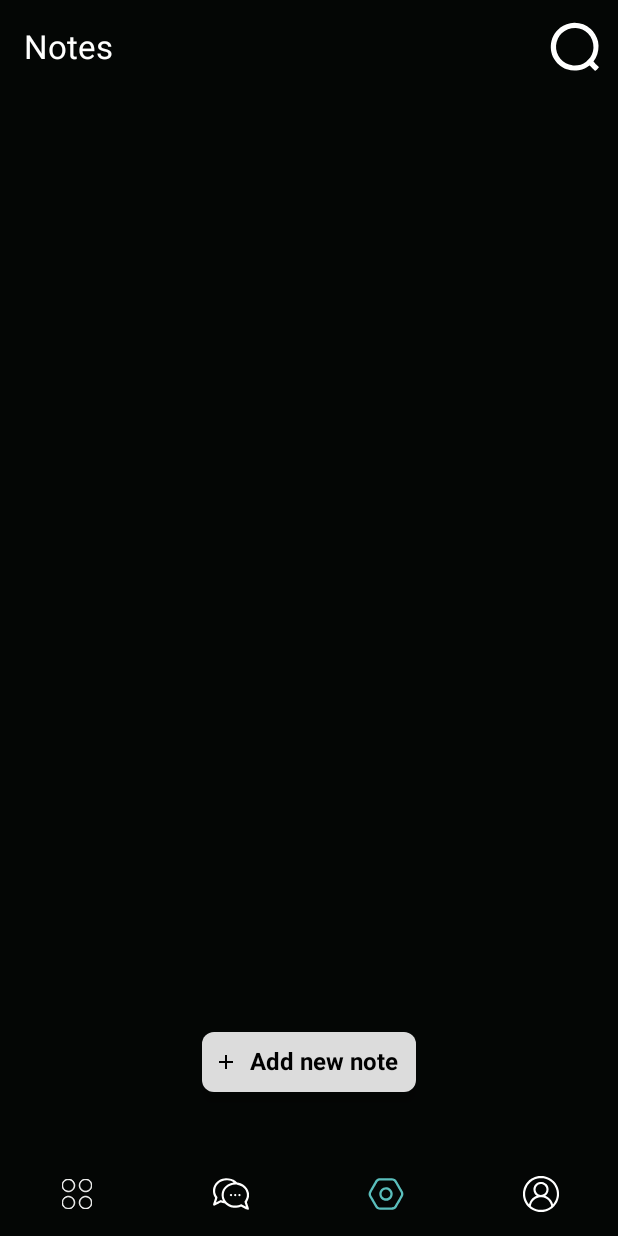
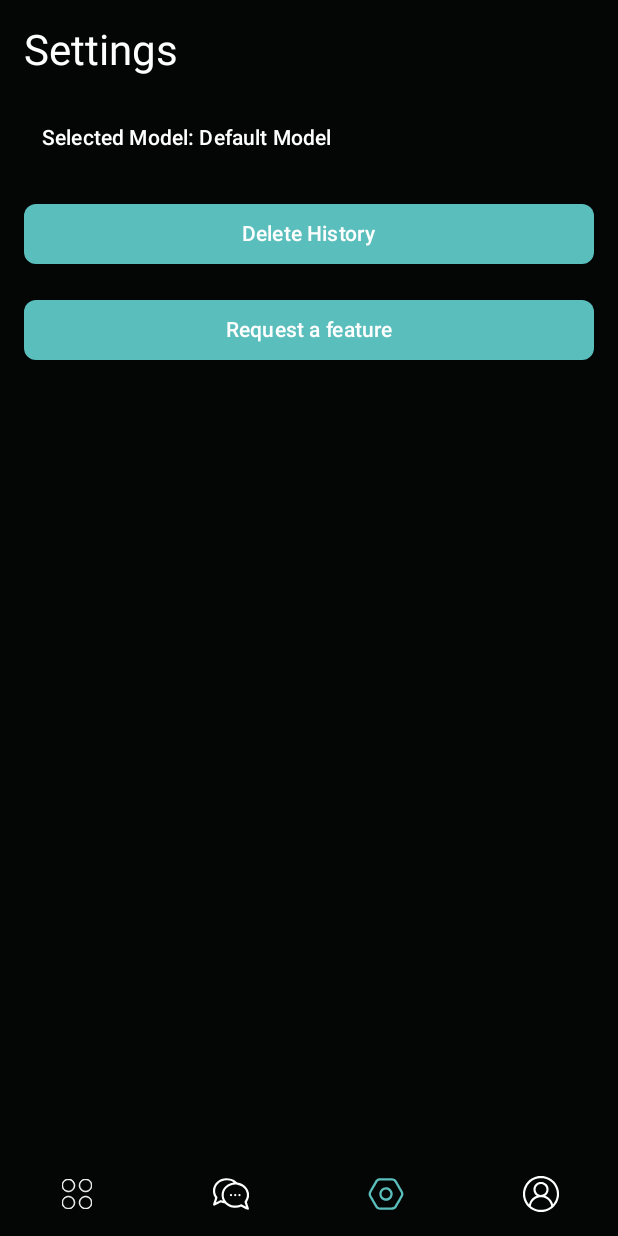
Before and after one commit to RishitUwU/AIApp, an Android app built with Jetpack Compose: the screen it shows after launch (MainActivity), item 3 of the bottom bar chosen, on a phone screen of 412 x 824 dp. Run offline under Robolectric (Android 15) with nearby library versions, the phone set to English and light mode, and no system bars; our stand-ins replace Room's generated code, accompanist.

Commit message:
settings

```diff
--- /dev/null
+++ b/app/src/main/java/com/example/aiapp/Database/SettingsDb.kt
@@ -0,0 +1,32 @@
+package com.example.aiapp.Database
+
+import androidx.room.Dao
+import androidx.room.Database
+import androidx.room.Entity
+import androidx.room.Insert
+import androidx.room.OnConflictStrategy
+import androidx.room.PrimaryKey
+import androidx.room.Query
+import androidx.room.RoomDatabase
+
+
+@Entity(tableName = "ai_model")
+data class SettingsDb(
+    @PrimaryKey val id: Int = 0, // Assuming there's only one setting to store
+    val name: String
+)
+
+@Dao
+interface ModelDao {
+    @Insert(onConflict = OnConflictStrategy.REPLACE)
+    suspend fun insert(model: SettingsDb)
+
+    @Query("SELECT * FROM ai_model LIMIT 1")
+    suspend fun getCurrentModel(): SettingsDb?
+}
+
+
+@Database(entities = [SettingsDb::class], version = 1, exportSchema = false)
+abstract class SettingsDatabase : RoomDatabase() {
+    abstract fun modelDao(): ModelDao
+}
--- a/app/src/main/java/com/example/aiapp/MainActivity.kt
+++ b/app/src/main/java/com/example/aiapp/MainActivity.kt
@@ -26,11 +26,15 @@ import androidx.compose.ui.res.painterResource
 import androidx.compose.ui.tooling.preview.Preview
 import androidx.compose.ui.unit.dp
 import androidx.room.Room
+import com.example.aiapp.Database.ModelDao
 import com.example.aiapp.Database.NoteDao
 import com.example.aiapp.Database.NoteDatabase
+import com.example.aiapp.Database.SettingsDatabase
 import com.example.aiapp.View.Chat.ChatScreen
 import com.example.aiapp.View.Chat.SocialMediaWriterScreen
 import com.example.aiapp.View.Main.ExploreScreen
+import com.example.aiapp.View.Main.ProfileScreen
+import com.example.aiapp.View.Main.SettingsScreen
 import com.example.aiapp.View.Notes.NotesScreen
 import com.google.accompanist.systemuicontroller.rememberSystemUiController
 
@@ -39,26 +43,25 @@ class MainActivity : ComponentActivity() {
         super.onCreate(savedInstanceState)
 
 
+
         val db = Room.databaseBuilder(
             applicationContext,
-            NoteDatabase::class.java,
-            "note_database"
+            SettingsDatabase::class.java,
+            "settings_database"
         ).build()
 
-        val noteDao = db.noteDao()
-
+        val modelDao = db.modelDao()
 
         enableEdgeToEdge()
         setContent {
-            MyApp(noteDao)
+            MyApp(modelDao)
         }
     }
 }
 
 
 @Composable
-fun MyApp(noteDao: NoteDao) {
-
+fun MyApp(modelDao: ModelDao) {
 
 
     var selectedItem by remember { mutableStateOf(0) }
@@ -91,8 +94,8 @@ fun MyApp(noteDao: NoteDao) {
             when (selectedItem) {
                 0 -> ExploreScreen()
                 1 -> ChatScreen()
-                2 -> NotesScreen(noteDao, onNewNoteClick = {})
-                3 -> SocialMediaWriterScreen()
+                2 -> SettingsScreen (modelDao = modelDao, onDeleteHistory = {})
+                3 -> ProfileScreen()
 
             }
         }
--- a/app/src/main/java/com/example/aiapp/View/Main/Explore.kt
+++ b/app/src/main/java/com/example/aiapp/View/Main/Explore.kt
@@ -1,6 +1,7 @@
 package com.example.aiapp.View.Main
 
 import android.annotation.SuppressLint
+import android.content.Intent
 import androidx.annotation.DrawableRes
 import androidx.compose.foundation.background
 import androidx.compose.foundation.clickable
@@ -25,6 +26,7 @@ import androidx.compose.material3.TopAppBarDefaults.topAppBarColors
 import androidx.compose.runtime.Composable
 import androidx.compose.ui.Modifier
 import androidx.compose.ui.graphics.Color
+import androidx.compose.ui.platform.LocalContext
 import androidx.compose.ui.res.painterResource
 import androidx.compose.ui.text.font.FontWeight
 import androidx.compose.ui.text.style.TextAlign
@@ -32,6 +34,7 @@ import androidx.compose.ui.tooling.preview.Preview
 import androidx.compose.ui.unit.dp
 import androidx.compose.ui.unit.sp
 import com.example.aiapp.R
+import com.example.aiapp.View.Notes.AllNotes
 import com.example.aiapp.ui.theme.universoFontFamily
 
 
@@ -40,6 +43,10 @@ import com.example.aiapp.ui.theme.universoFontFamily
 @Preview
 @Composable
 fun ExploreScreen() {
+
+
+    val context = LocalContext.current
+
 
     Surface(modifier = Modifier.fillMaxSize(), color = Color(0xFF040605)) {
         Scaffold(
@@ -67,8 +74,9 @@ fun ExploreScreen() {
                             .fillMaxWidth(0.5f)
                             .height(180.dp)
                             .background(Color(0xFF161719), shape = RoundedCornerShape(14.dp))
-                            .clickable {  },
-
+                            .clickable {
+                                val intent  = Intent(context, AllNotes::class.java )
+                                context.startActivity(intent) },
 
                         ){
                         BoxContent("Write and Summarize your notes.", iconResId = R.drawable.outline_writing)
@@ -128,7 +136,6 @@ fun BoxContent(boxTextContent1: String, @DrawableRes iconResId: Int ){
     Column(
         modifier = Modifier.fillMaxSize()
     ) {
-        // Icon at the top start with padding
         Icon(
             painter = painterResource(id = iconResId), // Replace with your icon
             contentDescription = "Icon",
--- /dev/null
+++ b/app/src/main/java/com/example/aiapp/View/Main/Settings.kt
@@ -0,0 +1,104 @@
+package com.example.aiapp.View.Main
+
+import androidx.compose.foundation.background
+import androidx.compose.foundation.layout.*
+import androidx.compose.foundation.shape.RoundedCornerShape
+import androidx.compose.material3.*
+import androidx.compose.runtime.*
+import androidx.compose.ui.Alignment
+import androidx.compose.ui.Modifier
+import androidx.compose.ui.graphics.Color
+import androidx.compose.ui.tooling.preview.Preview
+import androidx.compose.ui.unit.dp
+import com.example.aiapp.Database.ModelDao
+import com.example.aiapp.Database.SettingsDb
+
+import kotlinx.coroutines.launch
+
+@OptIn(ExperimentalMaterial3Api::class)
+@Composable
+fun SettingsScreen(modelDao: ModelDao, onDeleteHistory: () -> Unit) {
+    var selectedModel by remember { mutableStateOf<String>("") }
+    val coroutineScope = rememberCoroutineScope()
+
+    // Load current model when the screen is launched
+    LaunchedEffect(Unit) {
+        val currentModel = modelDao.getCurrentModel()
+        selectedModel = currentModel?.name ?: "Default Model" // Default model if none set
+    }
+
+    Column(
+        modifier = Modifier
+            .fillMaxSize()
+            .background(color = Color(0xFF040605))
+            .padding(16.dp),
+        verticalArrangement = Arrangement.spacedBy(16.dp),
+        horizontalAlignment = Alignment.Start
+    ) {
+        Text(text = "Settings", style = MaterialTheme.typography.headlineMedium, color = Color.White)
+
+        // AI Model Change Dropdown
+        val models = listOf("Default Model", "Model A", "Model B", "Model C") // Example models
+        DropdownMenu(
+            modifier = Modifier.weight(1f),
+            models,
+            selectedModel,
+            onModelChange = { newModel ->
+                selectedModel = newModel
+                coroutineScope.launch {
+                    modelDao.insert(SettingsDb(name = newModel))
+                }
+            }
+        )
+
+        CustomButton (buttonText = "Delete History", onClick = { onDeleteHistory() })
+
+
+        CustomButton (buttonText = "Request a feature", onClick = {  })
+
+
+    }
+}
+
+@Composable
+fun DropdownMenu(
+    modifier: Modifier= Modifier,
+    models: List<String>,
+    selectedModel: String,
+    onModelChange: (String) -> Unit
+) {
+    var expanded by remember { mutableStateOf(false) }
+
+    Box(modifier = Modifier.fillMaxWidth()) {
+        TextButton(onClick = { expanded = true }) {
+            Text(text = "Selected Model: $selectedModel", modifier = Modifier.weight(1f), color = Color.White)
+        }
+        DropdownMenu(
+            expanded = expanded,
+            onDismissRequest = { expanded = false }
+        ) {
+            models.forEach { model ->
+                DropdownMenuItem(
+                    text = { Text(model, color = Color.White) },
+                    onClick = {
+                        onModelChange(model)
+                        expanded = false
+                    }
+                )
+            }
+        }
+    }
+}
+
+
+@Composable
+fun CustomButton(buttonText : String, onClick: () -> Unit){
+
+    Button(onClick = {  }, shape = RoundedCornerShape(8.dp), modifier = Modifier.fillMaxWidth(), colors = ButtonDefaults.buttonColors(
+        contentColor = Color.White,
+        containerColor = Color(0xFF5abebc)
+
+    )) {
+        Text(buttonText)
+    }
+}
--- a/app/src/main/res/values/strings.xml
+++ b/app/src/main/res/values/strings.xml
@@ -3,4 +3,5 @@
     <!-- TODO: Remove or change this placeholder text -->
     <string name="hello_blank_fragment">Hello blank fragment</string>
     <string name="title_activity_notes2">Notes2</string>
+    <string name="title_activity_notes_screen">NotesScreen</string>
 </resources>
```
Also changed, not shown: app/src/main/AndroidManifest.xml (+5 -2 lines), app/src/main/java/com/example/aiapp/View/Main/Profile.kt (added, +19 -0 lines), app/src/main/java/com/example/aiapp/View/Notes/AllNotes.kt (renamed from app/src/main/java/com/example/aiapp/View/Notes/Notes.kt, +61 -4 lines), app/src/main/java/com/example/aiapp/View/Notes/WriteNotes.kt (+63 -29 lines), 1 other file.
